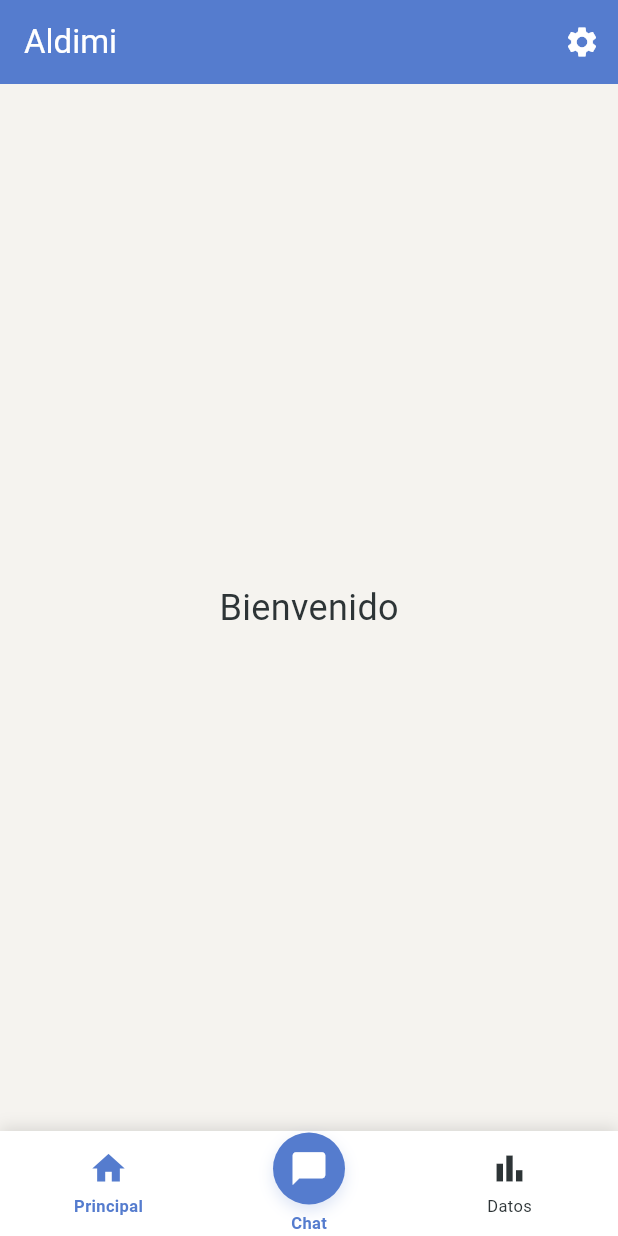
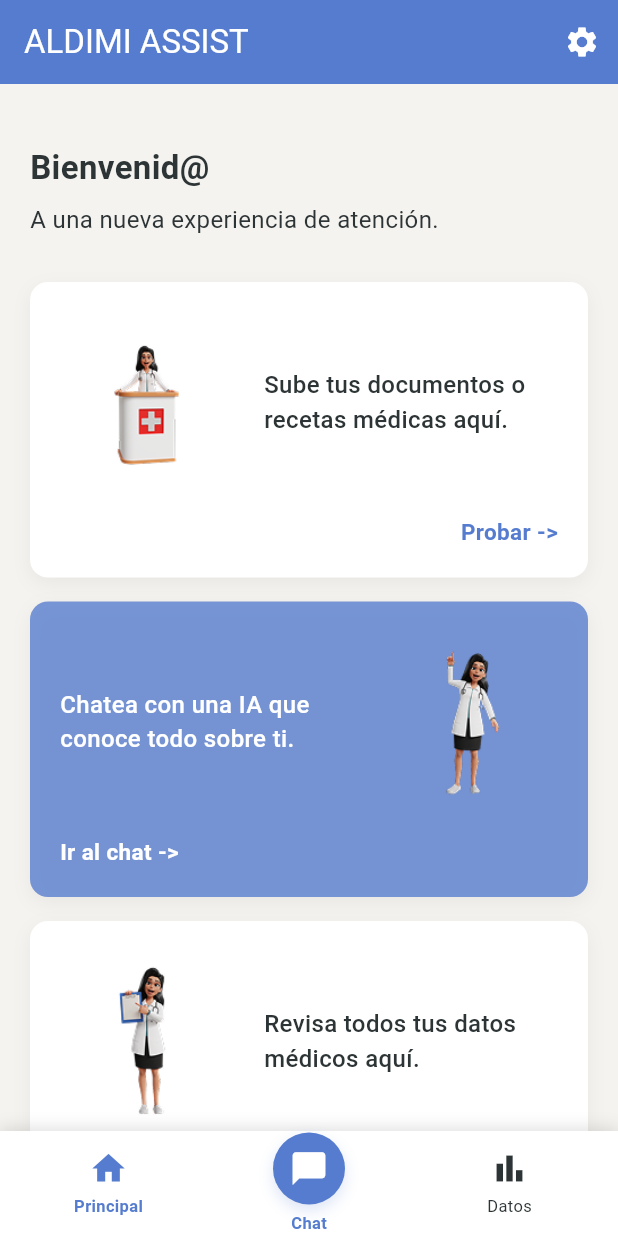
Before and after one commit to pollitoconpapass/aldimi-ui, a Flutter app: the HomePatientScreen screen opened directly, on a phone screen of 412 x 824 dp. Run offline on Flutter 3.47's test engine with Material 3 defaults, Android fonts, the phone set to English and light mode, and no system bars; our stand-ins replace flutter_dotenv.

Commit message:
feat: Home Patient Screen first design

```diff
--- a/lib/screens/home_patient_screen.dart
+++ b/lib/screens/home_patient_screen.dart
@@ -3,6 +3,8 @@ import '../themes/palette.dart';
 import '../widgets/bottom_navigation_bar.dart';
 import 'configuration_screen.dart';
 import 'my_data_screen.dart';
+import 'upload_documents_screen.dart';
+import 'chat_screen.dart';
 
 class HomePatientScreen extends StatefulWidget {
   const HomePatientScreen({super.key});
@@ -20,7 +22,7 @@ class _HomePatientScreenState extends State<HomePatientScreen> {
       backgroundColor: creamBackground,
       appBar: AppBar(
         backgroundColor: primaryBlue,
-        title: const Text('Aldimi', style: TextStyle(color: white)),
+        title: const Text('ALDIMI ASSIST', style: TextStyle(color: white)),
         actions: [
           IconButton(
             icon: const Icon(Icons.settings, color: white),
@@ -55,10 +57,131 @@ class _HomePatientScreenState extends State<HomePatientScreen> {
   }
 
   Widget _buildBody() {
-    return const Center(
+    return SingleChildScrollView(
+      padding: const EdgeInsets.all(20.0),
+      child: Column(
+        crossAxisAlignment: CrossAxisAlignment.start,
+        children: [
+          const SizedBox(height: 20),
+          const Text(
+            'Bienvenid@',
+            style: TextStyle(
+              fontSize: 22,
+              fontWeight: FontWeight.bold,
+              color: deepTeal,
+            ),
+          ),
+          const SizedBox(height: 8),
+          const Text(
+            'A una nueva experiencia de atención.',
+            style: TextStyle(fontSize: 16, color: deepTeal),
+          ),
+          const SizedBox(height: 30),
+          _buildSection(
+            icon: 'assets/icons/instructions_desk.png',
+            title: 'Sube tus documentos o recetas médicas aquí.',
+            buttonText: 'Probar ->',
+            onTap: () {
+              Navigator.push(
+                context,
+                MaterialPageRoute(
+                  builder: (context) => const UploadDocumentsScreen(),
+                ),
+              );
+            },
+          ),
+          const SizedBox(height: 16),
+          _buildSection(
+            icon: 'assets/icons/instructions_up.png',
+            title: 'Chatea con una IA que conoce todo sobre ti.',
+            buttonText: 'Ir al chat ->',
+            isHighlighted: true,
+            imageRight: true,
+            onTap: () {
+              Navigator.push(
+                context,
+                MaterialPageRoute(builder: (context) => const ChatScreen()),
+              );
+            },
+          ),
+          const SizedBox(height: 16),
+          _buildSection(
+            icon: 'assets/icons/instructions_folder.png',
+            title: 'Revisa todos tus datos médicos aquí.',
+            buttonText: 'Ver datos ->',
+            onTap: () {
+              Navigator.pushReplacement(
+                context,
+                MaterialPageRoute(builder: (context) => const MyDataScreen()),
+              );
+            },
+          ),
+        ],
+      ),
+    );
+  }
+
+  Widget _buildSection({
+    required String icon,
+    required String title,
+    required String buttonText,
+    required VoidCallback onTap,
+    bool isHighlighted = false,
+    bool imageRight = false,
+  }) {
+    final imageWidget = Image.asset(icon, width: 120, height: 120);
+
+    final textWidget = Expanded(
       child: Text(
-        'Bienvenido',
-        style: TextStyle(fontSize: 24, color: deepTeal),
+        title,
+        style: TextStyle(
+          fontSize: 16,
+          fontWeight: FontWeight.w500,
+          color: isHighlighted ? white : deepTeal,
+        ),
+      ),
+    );
+
+    return GestureDetector(
+      onTap: onTap,
+      child: Container(
+        width: double.infinity,
+        padding: const EdgeInsets.all(20),
+        decoration: BoxDecoration(
+          color: isHighlighted ? primaryBlue.withAlpha(200) : white,
+          borderRadius: BorderRadius.circular(12),
+          boxShadow: [
+            BoxShadow(
+              color: Colors.black.withValues(alpha: 0.05),
+              blurRadius: 10,
+              offset: const Offset(0, 4),
+            ),
+          ],
+        ),
+        child: Column(
+          children: [
+            Row(
+              crossAxisAlignment: CrossAxisAlignment.center,
+              children: imageRight
+                  ? [textWidget, const SizedBox(width: 16), imageWidget]
+                  : [imageWidget, const SizedBox(width: 16), textWidget],
+            ),
+            const SizedBox(height: 16),
+            Align(
+              alignment: imageRight
+                  ? Alignment.centerLeft
+                  : Alignment.centerRight,
+              child: Text(
+                buttonText,
+                style: TextStyle(
+                  fontSize: 15,
+                  fontWeight: FontWeight.bold,
+                  color: isHighlighted ? white : primaryBlue,
+                ),
+              ),
+            ),
+          ],
+        ),
       ),
     );
   }
--- /dev/null
+++ b/lib/screens/upload_documents_screen.dart
@@ -0,0 +1,24 @@
+import 'package:flutter/material.dart';
+import '../themes/palette.dart';
+
+class UploadDocumentsScreen extends StatefulWidget {
+  const UploadDocumentsScreen({super.key});
+
+  @override
+  State<UploadDocumentsScreen> createState() => _UploadDocumentsScreenState();
+}
+
+class _UploadDocumentsScreenState extends State<UploadDocumentsScreen> {
+  @override
+  Widget build(BuildContext context) {
+    return Scaffold(
+      backgroundColor: creamBackground,
+      body: const Center(
+        child: Text(
+          'Subir Documentos',
+          style: TextStyle(fontSize: 24, color: deepTeal),
+        ),
+      ),
+    );
+  }
+}
--- a/pubspec.yaml
+++ b/pubspec.yaml
@@ -26,4 +26,5 @@ flutter:
   uses-material-design: true
   assets:
     - assets/imgs/
+    - assets/icons/
     - .env
```
Also changed, not shown: assets/icons/instructions_desk.png (added).
